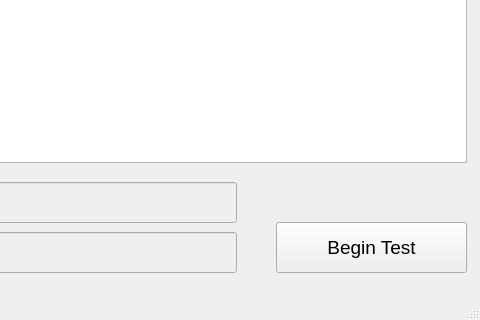
First picture: the form in src/Device_Tests/wavstep_power_monitoring_test_window.ui, repository shattered97/OSICS_Interface, before the edit; both pictures show x 544 to 1024 and y 448 to 768 of the 1024 by 768 pixel window.
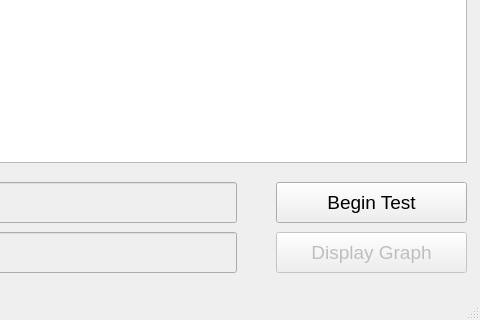
Second picture: the form after the edit.

Commit message: adding graphing functionality for wavelength test (in-progress)

```diff
--- a/src/Device_Tests/wavstep_power_monitoring_test_window.ui
+++ b/src/Device_Tests/wavstep_power_monitoring_test_window.ui
@@ -119,9 +119,9 @@
     <property name="geometry">
      <rect>
       <x>820</x>
-      <y>670</y>
+      <y>630</y>
       <width>191</width>
-      <height>51</height>
+      <height>41</height>
      </rect>
     </property>
     <property name="font">
@@ -760,6 +760,30 @@
      </property>
     </widget>
    </widget>
+   <widget class="QPushButton" name="openGraphWindowButton">
+    <property name="enabled">
+     <bool>false</bool>
+    </property>
+    <property name="geometry">
+     <rect>
+      <x>820</x>
+      <y>680</y>
+      <width>191</width>
+      <height>41</height>
+     </rect>
+    </property>
+    <property name="font">
+     <font>
+      <pointsize>14</pointsize>
+     </font>
+    </property>
+    <property name="text">
+     <string>Display Graph</string>
+    </property>
+    <property name="checkable">
+     <bool>false</bool>
+    </property>
+   </widget>
    <zorder>groupBox</zorder>
    <zorder>testIDLabel</zorder>
    <zorder>powerMeterTable</zorder>
```
Left out of the diff: 1 changed line with no effect on the pictures. The commit also changes 11 other files.
